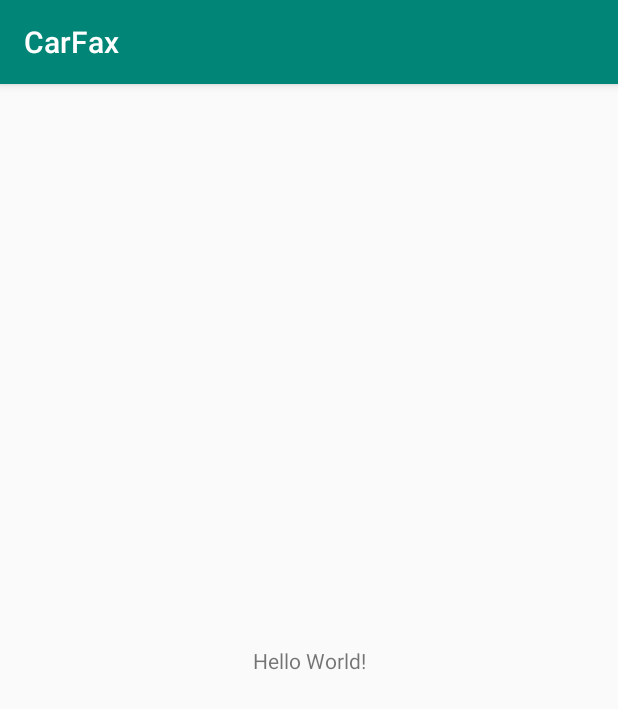
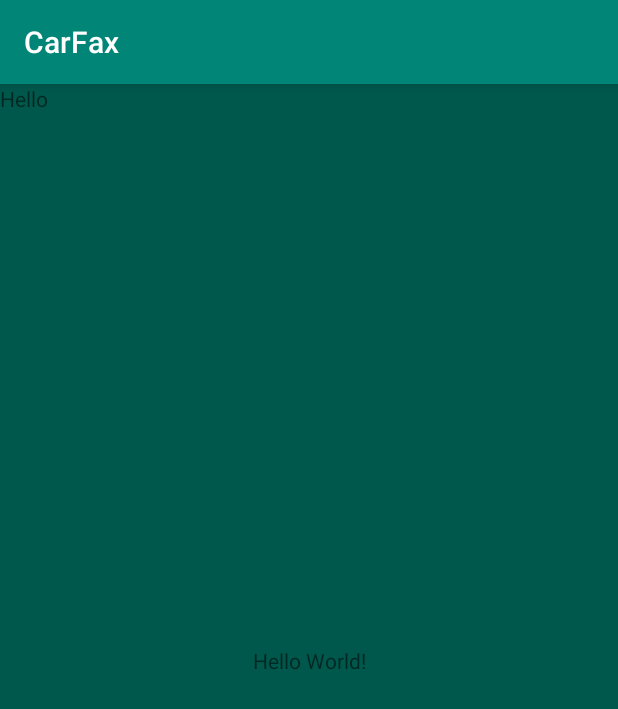
Before and after one commit to cvbutani/CarFax, an Android app: the screen it shows after launch (MainActivity), on a phone screen of 412 x 824 dp. Shown: the top 709 px of the screen. Run offline under Robolectric (Android 15) with nearby library versions, the phone set to English and light mode, and no system bars; our stand-ins replace Room's generated code, RxJava; libraries missing offline, so code that uses them is left out: com.facebook.stetho, com.github.pwittchen.reactivenetwork; 5 statements that could not run were skipped.

```diff
--- a/app/build.gradle
+++ b/app/build.gradle
@@ -36,6 +36,9 @@ dependencies {
     implementation deps.square.gsonConverter
     implementation deps.facebook.stetho
 
+    implementation deps.rx.network
+    implementation 'androidx.legacy:legacy-support-v4:1.0.0'
+    implementation 'androidx.lifecycle:lifecycle-extensions:2.0.0'
     annotationProcessor deps.androidx.roomCompiler
 
     testImplementation deps.androidx.junit
--- /dev/null
+++ b/app/src/main/java/sonic/star/carfax/HomeFragment.java
@@ -0,0 +1,55 @@
+package sonic.star.carfax;
+
+import androidx.lifecycle.Observer;
+import androidx.lifecycle.ViewModelProviders;
+
+import android.os.Bundle;
+
+import androidx.annotation.NonNull;
+import androidx.annotation.Nullable;
+import androidx.fragment.app.Fragment;
+
+import android.util.Log;
+import android.view.LayoutInflater;
+import android.view.View;
+import android.view.ViewGroup;
+
+import java.util.List;
+
+import io.reactivex.android.schedulers.AndroidSchedulers;
+import io.reactivex.disposables.Disposable;
+import io.reactivex.schedulers.Schedulers;
+import sonic.star.carfax.data.model.CarListing;
+
+public class HomeFragment extends Fragment {
+
+    private HomeViewModel mViewModel;
+
+    public static HomeFragment newInstance() {
+        return new HomeFragment();
+    }
+
+    @Override
+    public View onCreateView(@NonNull LayoutInflater inflater, @Nullable ViewGroup container,
+                             @Nullable Bundle savedInstanceState) {
+        return inflater.inflate(R.layout.home_fragment, container, false);
+    }
+
+    @Override
+    public void onActivityCreated(@Nullable Bundle savedInstanceState) {
+        super.onActivityCreated(savedInstanceState);
+        mViewModel = ViewModelProviders.of(this).get(HomeViewModel.class);
+        mViewModel.carList();
+
+        mViewModel.listing.observe(this, carListings -> {
+            for (int i = 0; i < carListings.size(); i++) {
+                Log.i("LISTS", carListings.get(i).id);
+            }
+        });
+
+        mViewModel.errorMessage.observe(this, error -> {
+            Log.i("ERROR", error);
+        });
+    }
+
+}
--- /dev/null
+++ b/app/src/main/java/sonic/star/carfax/HomeViewModel.java
@@ -0,0 +1,74 @@
+package sonic.star.carfax;
+
+import android.app.Application;
+import android.content.Context;
+
+import androidx.annotation.NonNull;
+import androidx.lifecycle.AndroidViewModel;
+import androidx.lifecycle.MutableLiveData;
+
+import com.github.pwittchen.reactivenetwork.library.rx2.ReactiveNetwork;
+
+import java.util.List;
+
+import io.reactivex.Observer;
+import io.reactivex.android.schedulers.AndroidSchedulers;
+import io.reactivex.disposables.CompositeDisposable;
+import io.reactivex.disposables.Disposable;
+import io.reactivex.schedulers.Schedulers;
+import sonic.star.carfax.data.Repository;
+import sonic.star.carfax.data.model.CarListing;
+
+public class HomeViewModel extends AndroidViewModel {
+
+    private boolean network;
+    private Context context;
+    private CompositeDisposable disposable = new CompositeDisposable();
+    MutableLiveData<List<CarListing>> listing = new MutableLiveData<>();
+    MutableLiveData<String> errorMessage = new MutableLiveData<>();
+
+    public HomeViewModel(@NonNull Application application) {
+        super(application);
+        context = application;
+    }
+
+    private void isConnected() {
+        disposable.add(ReactiveNetwork
+                .observeNetworkConnectivity(context)
+                .subscribeOn(Schedulers.io())
+                .observeOn(AndroidSchedulers.mainThread())
+                .subscribe(connectivity -> {
+                    network = connectivity.available();
+                }));
+    }
+
+    void carList() {
+        isConnected();
+        Repository.getInstance()
+                .getCarLists(network)
+                .subscribeOn(Schedulers.io())
+                .observeOn(AndroidSchedulers.mainThread())
+                .toObservable()
+                .subscribe(new Observer<List<CarListing>>() {
+                    @Override
+                    public void onSubscribe(Disposable d) {
+                        disposable.add(d);
+                    }
+
+                    @Override
+                    public void onNext(List<CarListing> carListings) {
+                        listing.postValue(carListings);
+                    }
+
+                    @Override
+                    public void onError(Throwable e) {
+                        errorMessage.postValue(e.getMessage());
+                    }
+
+                    @Override
+                    public void onComplete() {
+
+                    }
+                });
+    }
+}
--- a/app/src/main/java/sonic/star/carfax/MainActivity.java
+++ b/app/src/main/java/sonic/star/carfax/MainActivity.java
@@ -20,31 +20,7 @@ public class MainActivity extends AppCompatActivity {
     protected void onCreate(Bundle savedInstanceState) {
         super.onCreate(savedInstanceState);
         setContentView(R.layout.activity_main);
-
-        Repository.getInstance().getCarLists()
-                .subscribeOn(Schedulers.io())
-                .observeOn(AndroidSchedulers.mainThread())
-                .toObservable()
-                .subscribe(new Observer<List<CarListing>>() {
-                    @Override
-                    public void onSubscribe(Disposable d) {
-
-                    }
-
-                    @Override
-                    public void onNext(List<CarListing> carListings) {
-                        Log.i(getLocalClassName(), "List Size- " + carListings.size());
-                    }
-
-                    @Override
-                    public void onError(Throwable e) {
-
-                    }
-
-                    @Override
-                    public void onComplete() {
-
-                    }
-                });
+        HomeFragment fragment = new HomeFragment();
+        getSupportFragmentManager().beginTransaction().replace(R.id.content, fragment).commit();
     }
 }
--- a/app/src/main/java/sonic/star/carfax/data/DataManager.java
+++ b/app/src/main/java/sonic/star/carfax/data/DataManager.java
@@ -23,7 +23,7 @@ public class DataManager {
         mApiService = service;
     }
 
-    Flowable<List<CarListing>> getCarListings() {
+    Flowable<List<CarListing>> getCarListings(boolean isConnected) {
         return new NetworkBoundResource<List<CarListing>, List<CarListing>>() {
 
             @Override
@@ -44,7 +44,7 @@ public class DataManager {
 
             @Override
             protected boolean shouldFetch() {
-                return true;
+                return isConnected;
             }
         }.asFlowable();
     }
--- a/app/src/main/java/sonic/star/carfax/data/Repository.java
+++ b/app/src/main/java/sonic/star/carfax/data/Repository.java
@@ -38,8 +38,8 @@ public class Repository {
         }
     }
 
-    public Flowable<List<CarListing>> getCarLists() {
-        return mDataManager.getCarListings();
+    public Flowable<List<CarListing>> getCarLists(boolean isConnected) {
+        return mDataManager.getCarListings(isConnected);
     }
 
 }
--- a/app/src/main/res/layout/activity_main.xml
+++ b/app/src/main/res/layout/activity_main.xml
@@ -5,6 +5,13 @@
     android:layout_width="match_parent"
     android:layout_height="match_parent"
     tools:context=".MainActivity">
+
+    <androidx.constraintlayout.widget.ConstraintLayout
+        android:id="@+id/content"
+        android:layout_width="match_parent"
+        android:layout_height="match_parent"
+        android:background="@color/colorPrimaryDark"/>
+
 
     <TextView
         android:layout_width="wrap_content"
--- /dev/null
+++ b/app/src/main/res/layout/home_fragment.xml
@@ -0,0 +1,13 @@
+<?xml version="1.0" encoding="utf-8"?>
+<FrameLayout xmlns:android="http://schemas.android.com/apk/res/android"
+    xmlns:tools="http://schemas.android.com/tools"
+    android:layout_width="match_parent"
+    android:layout_height="match_parent"
+    tools:context=".HomeFragment">
+
+    <TextView
+        android:layout_width="match_parent"
+        android:layout_height="match_parent"
+        android:text="Hello" />
+
+</FrameLayout>
--- a/build.gradle
+++ b/build.gradle
@@ -29,6 +29,7 @@ buildscript {
             'rxJava'            : '2.2.9',
             'rxAndroid'         : '2.1.0',
             'retrofit'          : '2.6.2',
+            'pwittchen'         : '3.0.6',
 
             'stetho'            : '1.5.1'
     ]
@@ -61,7 +62,8 @@ buildscript {
 
             rx      : [
                     'java'   : "io.reactivex.rxjava2:rxjava:${versions.rxJava}",
-                    'android': "io.reactivex.rxjava2:rxandroid:${versions.rxAndroid}"
+                    'android': "io.reactivex.rxjava2:rxandroid:${versions.rxAndroid}",
+                    'network': "com.github.pwittchen:reactivenetwork-rx2:${versions.pwittchen}"
             ],
 
             square  : [
```
Also changed, not shown: app/src/main/java/sonic/star/carfax/DetailFragment.java (added, +36 -0 lines), app/src/main/java/sonic/star/carfax/DetailViewModel.java (added, +7 -0 lines), app/src/main/res/layout/detail_fragment.xml (added, +13 -0 lines).
